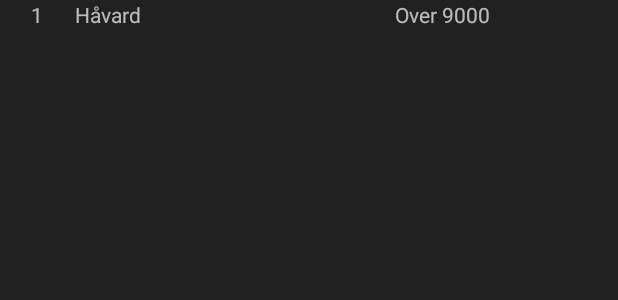
After one commit to Alacho2/Android-Programming---Tictactoe-exam, an Android app: the layout high_score_item.xml on its own in the app's theme, with its tools: preview values and no code run, on a phone screen of 412 x 824 dp. The commit adds this screen. Shown: the top 300 px of the screen. Run offline under Robolectric (Android 15) with nearby library versions, the phone set to English and light mode, and no system bars.

Commit message:
Reworked and added highsore

```diff
--- a/app/build.gradle
+++ b/app/build.gradle
@@ -39,5 +39,6 @@ dependencies {
     implementation 'androidx.gridlayout:gridlayout:1.0.0'
     implementation "android.arch.lifecycle:extensions:1.1.0"
     implementation "android.arch.lifecycle:viewmodel:1.1.0"
+    implementation 'androidx.recyclerview:recyclerview:1.0.0'
     //annotationProcessor 'androidx.lifecycle:lifecycle-compiler:2.0.0'
 }
--- a/app/src/main/java/play/alacho/no/MainActivity.kt
+++ b/app/src/main/java/play/alacho/no/MainActivity.kt
@@ -1,10 +1,8 @@
 package play.alacho.no
 
-import android.annotation.SuppressLint
 import android.graphics.Typeface
 import androidx.appcompat.app.AppCompatActivity
 import android.os.Bundle
-import android.util.Log
 import androidx.fragment.app.Fragment
 import kotlinx.android.synthetic.main.activity_main.*
 import play.alacho.no.audio.AudioPlayer
--- a/app/src/main/java/play/alacho/no/fragments/MainPageFragment.kt
+++ b/app/src/main/java/play/alacho/no/fragments/MainPageFragment.kt
@@ -12,9 +12,7 @@ import play.alacho.no.pgr202_tictactoe.R
 
 class MainPageFragment : FragmentHelper(), View.OnClickListener{
 
-
   private lateinit var sharedViewModel: SharedViewModel
-
 
   override fun onCreate(savedInstanceState: Bundle?) {
     super.onCreate(savedInstanceState)
@@ -39,7 +37,7 @@ class MainPageFragment : FragmentHelper(), View.OnClickListener{
         listener.changeFragment(R.id.mainActivityFragment, InitiateGameFragment())
       }
       R.id.highScoreBtn -> {
-        Log.d("Hallo", "Hei")
+        listener.changeFragment(R.id.mainActivityFragment, HighScoreFragment())
       }
     }
   }
--- a/app/src/main/java/play/alacho/no/game/GameLogic.kt
+++ b/app/src/main/java/play/alacho/no/game/GameLogic.kt
@@ -42,7 +42,7 @@ class GameLogic(private val humanPlayer: Player?, private val botPlayer: Player?
       val openSpotsVertical = verticalIndexesFor(idx, null)
       val playerSpotsVertical = verticalIndexesFor(idx, targetPlayer)
       if (openSpotsVertical.size == requiredSpots  && playerSpotsVertical.size == 3-requiredSpots) {
-        return openSpotsVertical.first()
+        return openSpotsVertical.last()
       }
     }
     return null
--- /dev/null
+++ b/app/src/main/res/layout/high_score_item.xml
@@ -0,0 +1,35 @@
+<?xml version="1.0" encoding="utf-8"?>
+<LinearLayout xmlns:android="http://schemas.android.com/apk/res/android"
+    xmlns:tools="http://schemas.android.com/tools"
+    android:layout_width="match_parent"
+    android:layout_height="wrap_content"
+    android:orientation="vertical">
+
+    <LinearLayout
+        android:layout_width="match_parent"
+        android:layout_height="match_parent"
+        android:orientation="horizontal">
+
+        <TextView
+            android:id="@+id/position"
+            android:layout_width="wrap_content"
+            android:layout_height="wrap_content"
+            android:layout_weight="0.5"
+            android:gravity="center"
+            android:text="1" />
+
+        <TextView
+            android:id="@+id/name"
+            android:layout_width="wrap_content"
+            android:layout_height="wrap_content"
+            android:layout_weight="2"
+            android:text="Håvard" />
+
+        <TextView
+            android:id="@+id/numberOfWins"
+            android:layout_width="wrap_content"
+            android:layout_height="wrap_content"
+            android:layout_weight="1"
+            android:text="Over 9000" />
+    </LinearLayout>
+</LinearLayout>
--- a/app/src/main/res/values/strings.xml
+++ b/app/src/main/res/values/strings.xml
@@ -16,4 +16,7 @@
     <string name="gameboard">gameBoard</string>
     <string name="spot">spot</string>
     <string name="playerIcon">Player Icon</string>
+    <string name="home">Home</string>
+    <string name="packageName">no.alacho.playerground.shared</string>
+    <string name="sharedPrefs">highscoreList</string>
 </resources>
```
Also changed, not shown: app/src/main/java/play/alacho/no/fragments/Game.kt (+33 -2 lines), app/src/main/java/play/alacho/no/fragments/HighScoreFragment.kt (added, +59 -0 lines), app/src/main/java/play/alacho/no/game/Player.kt (+26 -4 lines), app/src/main/java/play/alacho/no/recyclerview/HighScoreAdapter.kt (added, +45 -0 lines), app/src/main/res/layout/fragment_highscore.xml (added, +15 -0 lines), app/src/main/res/layout/fragment_initiate_game.xml (+4 -4 lines).
